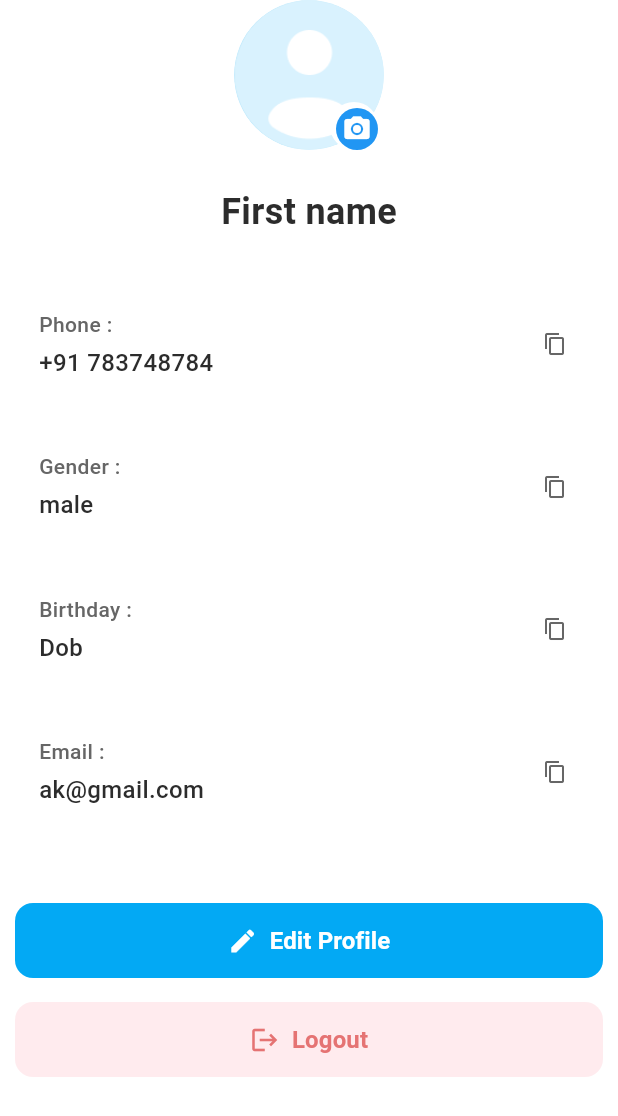
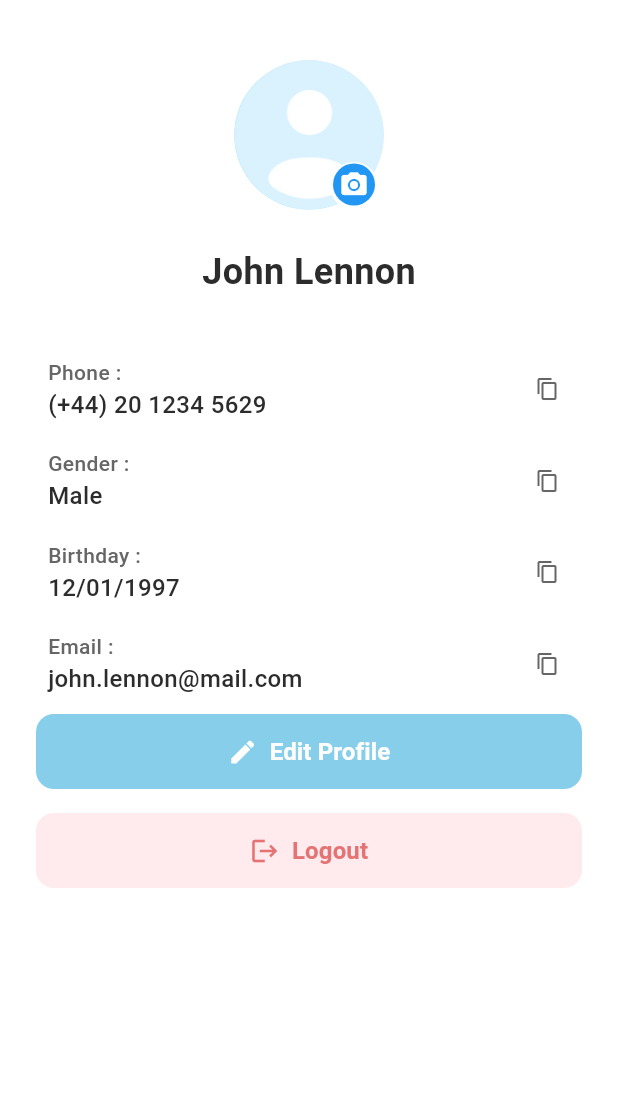
Before and after one commit to Hitesh4590/demoMessenger, a Flutter app: the ProfileScreen screen opened directly, on a phone screen of 412 x 824 dp. Shown: the top 1116 px of the screen. Run offline on Flutter 3.47's test engine with Material 3 defaults, Android fonts, the phone set to English and light mode, and no system bars; our stand-ins replace cloud_firestore, firebase_auth, firebase_core, firebase_database, flutter_riverpod, flutter_svg and 3 more; missing offline and left inert: cloudinary_public; accounts and stored records are empty.

Commit message:
[Add] The edit profile screen is added.

```diff
--- a/lib/main.dart
+++ b/lib/main.dart
@@ -33,7 +33,7 @@ class MyApp extends ConsumerWidget {
       theme: AppThemes.lightTheme,
       darkTheme: AppThemes.darkTheme,
       themeMode: themeMode,
-      initialRoute: AppRoute.chatScreen.path,
+      initialRoute: AppRoute.home.path,
       routes: appRoutes,
     );
   }
--- a/lib/models/register_model.dart
+++ b/lib/models/register_model.dart
@@ -32,4 +32,6 @@ class UserModel {
       profileImageUrl: profileImageUrl ?? this.profileImageUrl,
     );
   }
+
+
 }
--- /dev/null
+++ b/lib/providers/profile_provider.dart
@@ -0,0 +1,48 @@
+import 'package:flutter/material.dart';
+import 'package:flutter_riverpod/flutter_riverpod.dart';
+import 'package:intl/intl.dart';
+import '../models/register_model.dart';
+
+// Define ProfileNotifier to manage UserModel state
+class ProfileNotifier extends StateNotifier<UserModel> {
+  ProfileNotifier()
+      : super(UserModel(
+    username: 'John Lennon',
+    email: 'john.lennon@mail.com',
+    phoneNumber: '20 1234 5629',
+    gender: 'Male',
+    birthdate: DateTime(1997, 1, 12),
+    profileImageUrl: 'assets/images/profile.png',
+  ));
+
+  void setEditing(bool isEditing) {
+    state = state.copyWith();
+  }
+
+  void updateProfile({
+    String? username,
+    String? email,
+    String? phoneNumber,
+    String? gender,
+    DateTime? birthdate,
+    String? profileImageUrl,
+  }) {
+    state = state.copyWith(
+      username: username,
+      email: email,
+      phoneNumber: phoneNumber,
+      gender: gender,
+      birthdate: birthdate,
+      profileImageUrl: profileImageUrl,
+    );
+  }
+}
+
+
+// Create a provider for ProfileNotifier
+final profileProvider = StateNotifierProvider<ProfileNotifier, UserModel>((ref) {
+  return ProfileNotifier();
+});
+
+// Provider to manage editing state separately
+final isEditingProvider = StateProvider<bool>((ref) => false);
--- a/lib/providers/theme_provider.dart
+++ b/lib/providers/theme_provider.dart
@@ -4,24 +4,53 @@ import 'package:flutter_riverpod/flutter_riverpod.dart';
 // Theme provider to manage light/dark mode
 final themeModeProvider = StateProvider<ThemeMode>((ref) => ThemeMode.light);
 
+// Enum for custom color names
+enum AppColor {
+  success,
+  error,
+  warning,
+}
+
+// Custom colors accessor
+class CustomColors {
+  // Private constructor to prevent instantiation
+  const CustomColors._();
+  // Custom colors for light theme
+  static const _lightCustomColors = {
+    AppColor.success: Color(0xFF28A745), // Green for success
+    AppColor.error: Color(0xFFDC3545),   // Red for error
+    AppColor.warning: Color(0xFFFFC107), // Yellow for warning
+  };
+
+  // Custom colors for dark theme
+  static const _darkCustomColors = {
+    AppColor.success: Color(0xFF34C759), // Brighter green for dark mode
+    AppColor.error: Color(0xFFFF453A),   // Brighter red for dark mode
+    AppColor.warning: Color(0xFFFF9500), // Brighter yellow for dark mode
+  };
+
+  // Method to get custom color based on theme and enum
+  static Color getColor(BuildContext context, AppColor color) {
+    final isDarkMode = Theme.of(context).brightness == Brightness.dark;
+    final colors = isDarkMode ? _darkCustomColors : _lightCustomColors;
+    return colors[color] ?? Colors.grey; // Fallback color if not found
+  }
+}
+
 // Define light and dark themes
 class AppThemes {
   static final lightTheme = ThemeData(
     colorScheme: ColorScheme.fromSeed(
-      // seedColor: const Color(0xFFADD8E6),
-      seedColor:  Colors.white,
-      // Light blue from image background
+      seedColor: Colors.white,
       brightness: Brightness.light,
       primary: const Color(0xFFADD8E6),
       secondary: const Color(0xFF87CEEB),
-      // Lighter blue accent
       surface: Colors.white,
       onPrimary: Colors.white,
       onSecondary: Colors.black,
       onSurface: Colors.black87,
     ),
     scaffoldBackgroundColor: const Color(0xFFADD8E6),
-    // Match image background
     appBarTheme: const AppBarTheme(
       backgroundColor: Color(0xFFADD8E6),
       foregroundColor: Colors.black,
@@ -55,7 +84,6 @@ class AppThemes {
       primary: const Color(0xFF87CEEB),
       secondary: const Color(0xFF63B8FF),
       surface: const Color(0xFF1A2E44),
-      // Darker surface for contrast
       onPrimary: Colors.black,
       onSecondary: Colors.white,
       onSurface: Colors.white70,
@@ -81,7 +109,7 @@ class AppThemes {
     ),
     elevatedButtonTheme: ElevatedButtonThemeData(
       style: ElevatedButton.styleFrom(
-        backgroundColor: const Color(0xFF87CEEB),
+        backgroundColor: Colors.lightBlue,
         foregroundColor: Colors.black,
       ),
     ),
--- a/lib/screens/home_screen.dart
+++ b/lib/screens/home_screen.dart
@@ -1,6 +1,7 @@
 import 'package:demo_messenger/screens/chat/chat_screen.dart';
 import 'package:demo_messenger/screens/chat_list/chat_list_screen.dart';
 import 'package:demo_messenger/screens/chat_list/group_chat_list_screen.dart';
+import 'package:demo_messenger/screens/profile/profile_screen.dart';
 import 'package:demo_messenger/screens/settings_screen.dart';
 import 'package:flutter/material.dart';
 import 'package:flutter_riverpod/flutter_riverpod.dart';
@@ -14,7 +15,7 @@ class HomeScreen extends ConsumerWidget {
   final List<Widget> _screens = [
     ChatListScreen(),
     GroupChatListScreen(),
-    SettingsScreen(),
+    ProfileScreen(),
     SettingsScreen(),
   ];
 
--- a/lib/screens/profile/profile_screen.dart
+++ b/lib/screens/profile/profile_screen.dart
@@ -1,35 +1,44 @@
+import 'package:demo_messenger/providers/profile_provider.dart';
+import 'package:demo_messenger/screens/profile/edit_screen.dart';
 import 'package:demo_messenger/widgets/action_btn_widget.dart';
 import 'package:demo_messenger/widgets/displaytext_widget.dart';
 import 'package:flutter/material.dart';
 import 'package:demo_messenger/widgets/profileavatar_widget.dart';
+import 'package:demo_messenger/providers/theme_provider.dart';
+import 'package:flutter_riverpod/flutter_riverpod.dart';
+import 'package:intl/intl.dart';
 
-class ProfileScreen extends StatefulWidget {
+class ProfileScreen extends ConsumerStatefulWidget {
   const ProfileScreen({super.key});
 
   @override
-  State<ProfileScreen> createState() => _ProfileScreenState();
+  ConsumerState<ProfileScreen> createState() => _ProfileScreenState();
 }
 
-class _ProfileScreenState extends State<ProfileScreen> {
+class _ProfileScreenState extends ConsumerState<ProfileScreen> {
   String? _selectedImagePath;
   @override
   Widget build(BuildContext context) {
+    final isEditing = ref.watch(isEditingProvider);
+    final user = ref.watch(profileProvider);
     return Scaffold(
       backgroundColor: Colors.white,
       body: SafeArea(
-        child: Padding(
-          padding: const EdgeInsets.symmetric(horizontal: 10),
-
+        child: isEditing
+            ? EditProfileScreen()
+            : Padding(
+                padding: const EdgeInsets.symmetric(horizontal: 24),
                 child: SingleChildScrollView(
                   child: Column(
                     children: [
                       Column(
                         children: [
+                          SizedBox(height: 40),
                           Stack(
                             children: [
+                              //profile image
                               ProfileAvatar(
-                          imagePath:
-                              _selectedImagePath ?? 'assets/images/profile.png',
+                                imagePath: user.profileImageUrl ?? (_selectedImagePath ?? 'assets/images/profile.png'),
                                 radius: 50,
                                 isFile: _selectedImagePath != null,
                                 backgroundColor: Colors.lightBlue.shade100,
@@ -40,8 +49,8 @@ class _ProfileScreenState extends State<ProfileScreen> {
                                 },
                               ),
                               Positioned(
-                          bottom: 0,
-                          right: 4,
+                                bottom: 3,
+                                right: 6,
                                 child: Container(
                                   padding: const EdgeInsets.all(4),
                                   decoration: BoxDecoration(
@@ -57,9 +66,13 @@ class _ProfileScreenState extends State<ProfileScreen> {
                               ),
                             ],
                           ),
-                    const SizedBox(height: 24,),
+                          const SizedBox(height: 24),
                           //Name
-                    Text("First name", style: const TextStyle(
+                          Text(
+                            (user.username.isNotEmpty)
+                                ? user.username
+                                : "First name",
+                            style: const TextStyle(
                               fontSize: 24,
                               fontWeight: FontWeight.w600,
                               color: Color(0xFF2C2C2C),
@@ -71,42 +84,41 @@ class _ProfileScreenState extends State<ProfileScreen> {
                           //phone
                           DisplayText(
                             label: 'Phone',
-                      // value: '(+44) ${user.phoneNumber}',
-                      value: '+91 783748784',
+                            value: '(+44) ${user.phoneNumber}',
                           ),
                           DisplayText(
                             label: 'Gender',
-                      // value: user.gender ?? 'Not specified',
-                      value: 'male',
+                            value: user.gender ?? 'Not specified',
+                            // value: 'male',
                           ),
                           DisplayText(
                             label: 'Birthday',
-                      // value: user.birthdate != null
-                      //     ? DateFormat('dd/MM/yyyy').format(user.birthdate!)
-                      //     : 'Not specified',
-                      value: 'Dob',
+                            value: user.birthdate != null
+                                ? DateFormat('dd/MM/yyyy').format(user.birthdate!)
+                                : 'Not specified',
+                            // value: 'Dob',
                           ),
                           DisplayText(
                             label: 'Email',
-                      // value: user.email,
-                      value: "ak@gmail.com",
+                            value: user.email,
+                            // value: "ak@gmail.com",
                           ),
-                    const SizedBox(height: 32),
+                          const SizedBox(height: 2),
 
                           // Edit Profile Button
                           ProfileActionButton(
                             label: 'Edit Profile',
                             icon: Icons.edit,
                             onPressed: () {
-
+                              ref.read(isEditingProvider.notifier).state = true;
                             },
-                      backgroundColor: Colors.lightBlue.shade500,
+                            // backgroundColor: CustomColors.getColor(context, AppColor.success),
                             foregroundColor: Colors.white,
                           ),
                           const SizedBox(height: 16),
-                    ProfileActionButton(label: 'Logout', onPressed: () {
-
-                    },
+                          ProfileActionButton(
+                            label: 'Logout',
+                            onPressed: () {},
                             icon: Icons.logout,
                             backgroundColor: const Color(0xFFFFEBEE),
                             foregroundColor: const Color(0xFFE57373),
--- a/lib/utils/routes.dart
+++ b/lib/utils/routes.dart
@@ -1,9 +1,12 @@
 import 'package:demo_messenger/screens/chat/chat_screen.dart';
+import 'package:demo_messenger/screens/home_screen.dart';
 import 'package:demo_messenger/screens/login/login_screen.dart';
 import 'package:demo_messenger/screens/login/unlock_view.dart';
+import 'package:demo_messenger/screens/profile/profile_screen.dart';
 import 'package:demo_messenger/screens/registration/registration_screen.dart';
 import 'package:demo_messenger/screens/splash/splash_screen.dart';
 import 'package:flutter/material.dart';
+
 
 
 // Enum for route names
@@ -15,7 +18,9 @@ enum AppRoute {
   unlockView('/unlock'),
   splashScreen('/splash'),
   register('/register'),
-  chatScreen('/chatScreen');
+  chatScreen('/chatScreen'),
+  profileScreen('/profile');
+
 
   final String path;
   const AppRoute(this.path);
@@ -29,7 +34,7 @@ final String currentUserId = isDevice1 ? user1Id : user2Id;
 final String receiverId = isDevice1 ? user2Id : user1Id;
 // Define named routes for the app
 Map<String, WidgetBuilder> appRoutes = {
-  AppRoute.home.path: (context) => Placeholder(),
+  AppRoute.home.path: (context) => HomeScreen(),
   AppRoute.details.path: (context) => Placeholder(),
   AppRoute.settings.path: (context) => Placeholder(),
   AppRoute.login.path: (context) => LoginScreen(),
@@ -37,6 +42,7 @@ Map<String, WidgetBuilder> appRoutes = {
   AppRoute.splashScreen.path: (context) => SplashScreen(),
   AppRoute.register.path: (context) => RegistrationScreen(),
   AppRoute.chatScreen.path: (context) => ChatScreen(currentUserId: currentUserId, receiverId: receiverId),
+  AppRoute.profileScreen.path: (context) => ProfileScreen(),
 };
 
 // Navigation helper functions
--- a/lib/widgets/action_btn_widget.dart
+++ b/lib/widgets/action_btn_widget.dart
@@ -3,45 +3,59 @@ import 'package:flutter/material.dart';
 class ProfileActionButton extends StatelessWidget {
   final String label;
   final VoidCallback onPressed;
-  final Color backgroundColor;
-  final Color foregroundColor;
   final IconData icon;
 
-  const ProfileActionButton({super.key,
+  /// Optional colors that override the theme if provided
+  final Color? backgroundColor;
+  final Color? foregroundColor;
+
+  const ProfileActionButton({
+    super.key,
     required this.label,
     required this.onPressed,
     required this.icon,
-    this.backgroundColor = const Color(0xFF4A90E2),
-    this.foregroundColor = Colors.white,});
+    this.backgroundColor,
+    this.foregroundColor,
+  });
 
   @override
   Widget build(BuildContext context) {
+    final ButtonStyle? baseStyle = Theme.of(context).elevatedButtonTheme.style;
+
     return SizedBox(
       width: double.infinity,
       height: 50,
-      child: ElevatedButton(onPressed: onPressed,
-          style: ElevatedButton.styleFrom(
-            backgroundColor: backgroundColor,
-            foregroundColor: foregroundColor,
-            shape: RoundedRectangleBorder(
+      child: ElevatedButton(
+        onPressed: onPressed,
+        style: baseStyle?.copyWith(
+          backgroundColor: backgroundColor != null
+              ? WidgetStateProperty.all(backgroundColor)
+              : null,
+          foregroundColor: foregroundColor != null
+              ? WidgetStateProperty.all(foregroundColor)
+              : null,
+          shape: WidgetStateProperty.all(
+            RoundedRectangleBorder(
               borderRadius: BorderRadius.circular(12),
             ),
-            elevation: 0,
+          ),
+          elevation: WidgetStateProperty.all(0),
         ),
         child: Row(
           mainAxisAlignment: MainAxisAlignment.center,
           children: [
-              Icon(icon, size: 20,),
-              const SizedBox(width: 8,),
+            Icon(icon, size: 20),
+            const SizedBox(width: 8),
             Text(
               label,
               style: const TextStyle(
                 fontSize: 16,
                 fontWeight: FontWeight.w600,
               ),
-              )
+            ),
           ],
-          )),
+        ),
+      ),
     );
   }
 }
--- a/lib/widgets/displaytext_widget.dart
+++ b/lib/widgets/displaytext_widget.dart
@@ -28,8 +28,8 @@ class DisplayText extends StatelessWidget {
   @override
   Widget build(BuildContext context) {
     return Container(
-      margin: const EdgeInsets.only(bottom: 16),
-      padding: const EdgeInsets.all(16),
+      margin: const EdgeInsets.only(bottom: 2),
+      padding: const EdgeInsets.all(8),
       decoration: BoxDecoration(
         color: Colors.white,
         borderRadius: BorderRadius.circular(12),
@@ -48,7 +48,7 @@ class DisplayText extends StatelessWidget {
                     fontWeight: FontWeight.w500,
                   ),
                 ),
-                const SizedBox(height: 4),
+                // const SizedBox(height: 2),
                 Text(
                   value,
                   style: const TextStyle(
@@ -64,8 +64,8 @@ class DisplayText extends StatelessWidget {
             GestureDetector(
               onTap: () => _copyToClipboard(context),
               child: Container(
-                width: 32,
-                height: 32,
+                width: 30,
+                height: 30,
                 decoration: BoxDecoration(
                   color: Colors.white,
                   borderRadius: BorderRadius.circular(8),
```
Also changed, not shown: assets/icons/flag.png (added), 2 other files. Lines whose indentation alone changed are shown as unchanged.
